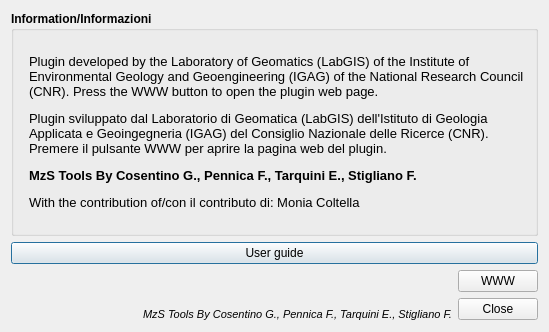
Qt form tb_info.ui (CNR-IGAG/mzs-tools) before a commit.
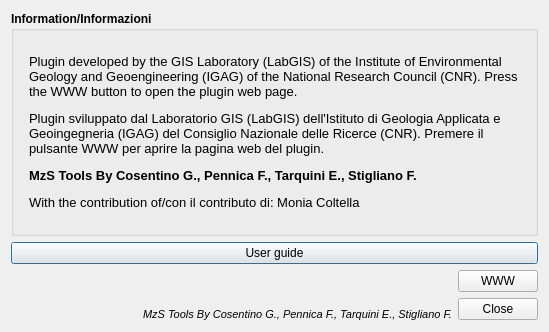
The same form after that commit. Icons and pictures are not drawn.

Commit message: Fix layout scale and review comments

The edit to the form file:
```diff
--- a/tb_info.ui
+++ b/tb_info.ui
@@ -78,8 +78,8 @@
 &lt;html&gt;&lt;head&gt;&lt;meta name=&quot;qrichtext&quot; content=&quot;1&quot; /&gt;&lt;style type=&quot;text/css&quot;&gt;
 p, li { white-space: pre-wrap; }
 &lt;/style&gt;&lt;/head&gt;&lt;body style=&quot; font-family:'Noto Sans'; font-size:10pt; font-weight:600; font-style:normal;&quot;&gt;
-&lt;p style=&quot; margin-top:0px; margin-bottom:0px; margin-left:0px; margin-right:0px; -qt-block-indent:0; text-indent:0px;&quot;&gt;&lt;span style=&quot; font-family:'MS Shell Dlg 2'; font-weight:400;&quot;&gt;Plugin developed by the Laboratory of Geomatics (LabGIS) of the Institute of Environmental Geology and Geoengineering (IGAG) of the National Research Council (CNR). Press the WWW button to open the plugin web page.&lt;/span&gt;&lt;/p&gt;
-&lt;p style=&quot; margin-top:12px; margin-bottom:12px; margin-left:0px; margin-right:0px; -qt-block-indent:0; text-indent:0px;&quot;&gt;&lt;span style=&quot; font-family:'MS Shell Dlg 2'; font-weight:400;&quot;&gt;Plugin sviluppato dal Laboratorio di Geomatica (LabGIS) dell'Istituto di Geologia Applicata e Geoingegneria (IGAG) del Consiglio Nazionale delle Ricerce (CNR).&lt;/span&gt;&lt;span style=&quot; font-family:'MS Shell Dlg 2';&quot;&gt; &lt;/span&gt;&lt;span style=&quot; font-family:'MS Shell Dlg 2'; font-weight:400;&quot;&gt;Premere il pulsante WWW per aprire la pagina web del plugin.&lt;/span&gt;&lt;/p&gt;
+&lt;p style=&quot; margin-top:0px; margin-bottom:0px; margin-left:0px; margin-right:0px; -qt-block-indent:0; text-indent:0px;&quot;&gt;&lt;span style=&quot; font-family:'MS Shell Dlg 2'; font-weight:400;&quot;&gt;Plugin developed by the GIS Laboratory (LabGIS) of the Institute of Environmental Geology and Geoengineering (IGAG) of the National Research Council (CNR). Press the WWW button to open the plugin web page.&lt;/span&gt;&lt;/p&gt;
+&lt;p style=&quot; margin-top:12px; margin-bottom:12px; margin-left:0px; margin-right:0px; -qt-block-indent:0; text-indent:0px;&quot;&gt;&lt;span style=&quot; font-family:'MS Shell Dlg 2'; font-weight:400;&quot;&gt;Plugin sviluppato dal Laboratorio GIS (LabGIS) dell'Istituto di Geologia Applicata e Geoingegneria (IGAG) del Consiglio Nazionale delle Ricerce (CNR).&lt;/span&gt;&lt;span style=&quot; font-family:'MS Shell Dlg 2';&quot;&gt; &lt;/span&gt;&lt;span style=&quot; font-family:'MS Shell Dlg 2'; font-weight:400;&quot;&gt;Premere il pulsante WWW per aprire la pagina web del plugin.&lt;/span&gt;&lt;/p&gt;
 &lt;p style=&quot; margin-top:12px; margin-bottom:12px; margin-left:0px; margin-right:0px; -qt-block-indent:0; text-indent:0px;&quot;&gt;&lt;span style=&quot; font-family:'MS Shell Dlg 2';&quot;&gt;MzS Tools By Cosentino G., Pennica F., Tarquini E., Stigliano F.&lt;/span&gt;&lt;/p&gt;
 &lt;p style=&quot; margin-top:12px; margin-bottom:12px; margin-left:0px; margin-right:0px; -qt-block-indent:0; text-indent:0px;&quot;&gt;&lt;span style=&quot; font-family:'MS Shell Dlg 2'; font-weight:400;&quot;&gt;With the contribution of/con il contributo di: Monia Coltella&lt;/span&gt;&lt;/p&gt;&lt;/body&gt;&lt;/html&gt;</string>
         </property>
```
The commit also changes 2 other files.
